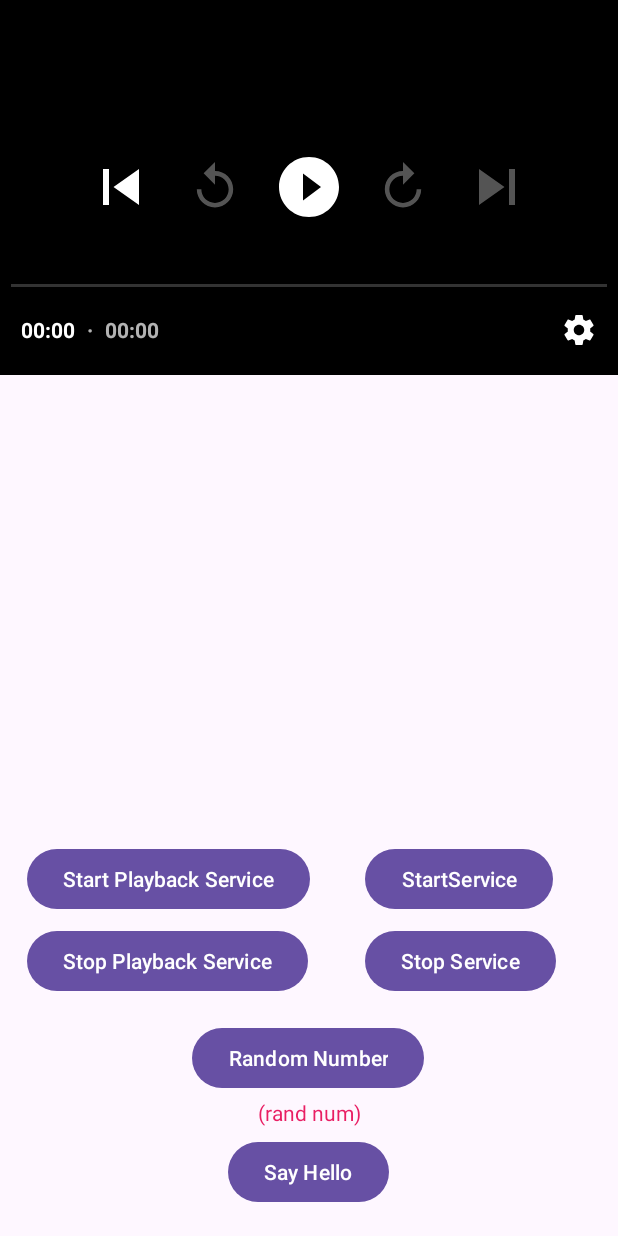
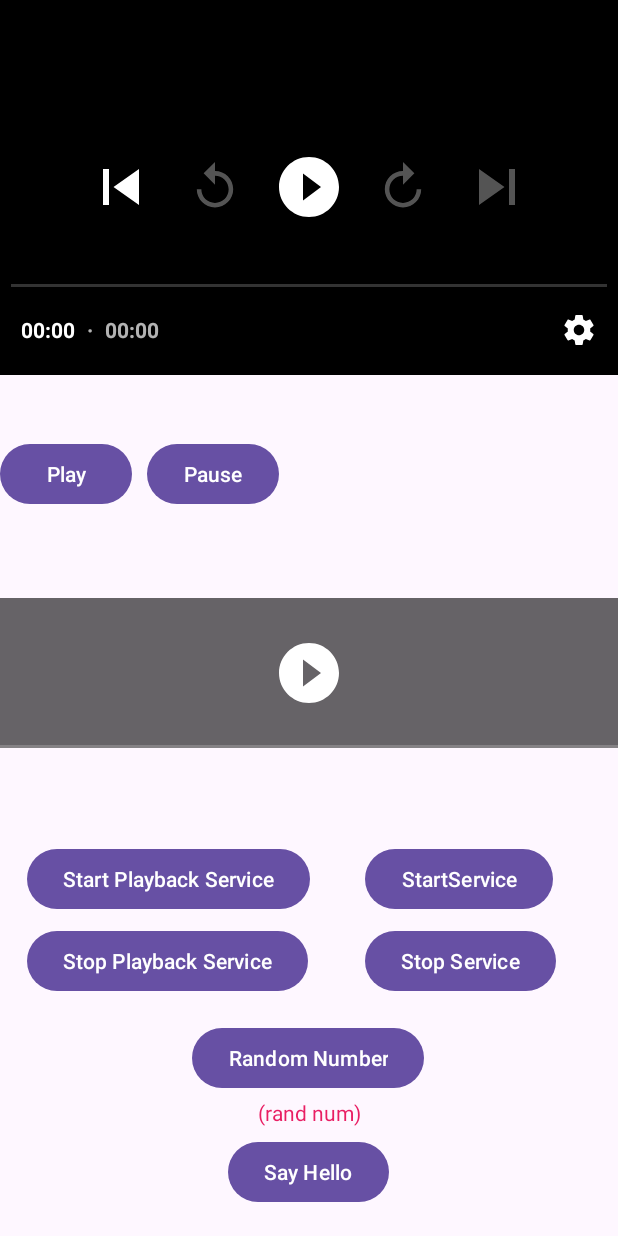
Before and after one commit to pmatsinopoulos/MediaPlayer3Tutorial, an Android app: the screen it shows after launch (MainActivity), on a phone screen of 412 x 824 dp. Run offline under Robolectric (Android 15) with nearby library versions, the phone set to English and light mode, and no system bars; 2 statements that could not run were skipped.

Commit message:
Added 'play' and 'pause' buttons for the video player

```diff
--- a/app/src/main/java/com/mixlr/panos/mediaplayer3tutorial/MainActivity.kt
+++ b/app/src/main/java/com/mixlr/panos/mediaplayer3tutorial/MainActivity.kt
@@ -84,6 +84,14 @@ class MainActivity : AppCompatActivity() {
             fantasticMessengerServiceConnection?.sayHello()
         }
 
+        binding.btnVideoPause.setOnClickListener {
+            player.pause()
+        }
+
+        binding.btnVideoPlay.setOnClickListener {
+            player.play()
+        }
+
         createPlayer()
         createSoundPlayer()
 
--- a/app/src/main/res/layout/activity_main.xml
+++ b/app/src/main/res/layout/activity_main.xml
@@ -5,6 +5,30 @@
     android:layout_width="match_parent"
     android:layout_height="match_parent"
     tools:context=".MainActivity">
+
+    <Button
+        android:id="@+id/btnVideoPlay"
+        android:layout_width="wrap_content"
+        android:layout_height="wrap_content"
+        android:text="Play"
+        app:layout_constraintBottom_toBottomOf="parent"
+        app:layout_constraintEnd_toEndOf="parent"
+        app:layout_constraintHorizontal_bias="0.0"
+        app:layout_constraintStart_toStartOf="parent"
+        app:layout_constraintTop_toTopOf="@+id/pvPlayer"
+        app:layout_constraintVertical_bias="0.376" />
+
+    <Button
+        android:id="@+id/btnVideoPause"
+        android:layout_width="wrap_content"
+        android:layout_height="wrap_content"
+        android:text="Pause"
+        app:layout_constraintBottom_toBottomOf="parent"
+        app:layout_constraintEnd_toEndOf="parent"
+        app:layout_constraintHorizontal_bias="0.303"
+        app:layout_constraintStart_toStartOf="parent"
+        app:layout_constraintTop_toTopOf="@+id/pvPlayer"
+        app:layout_constraintVertical_bias="0.376" />
 
     <Button
         android:id="@+id/btnStartService"
@@ -45,15 +69,13 @@
         android:id="@+id/pcvPlayer"
         android:layout_width="match_parent"
         android:layout_height="100dp"
-        android:background="#E30808"
-        android:backgroundTint="#F30606"
-        android:backgroundTintMode="screen"
         app:layout_constraintBottom_toBottomOf="parent"
         app:layout_constraintEnd_toEndOf="parent"
         app:layout_constraintHorizontal_bias="0.0"
         app:layout_constraintStart_toStartOf="parent"
         app:layout_constraintTop_toTopOf="parent"
-        app:layout_constraintVertical_bias="0.551" />
+        app:layout_constraintVertical_bias="0.551"
+        app:show_timeout="0" />
 
     <Button
         android:id="@+id/btnStartForegroundService"
```
